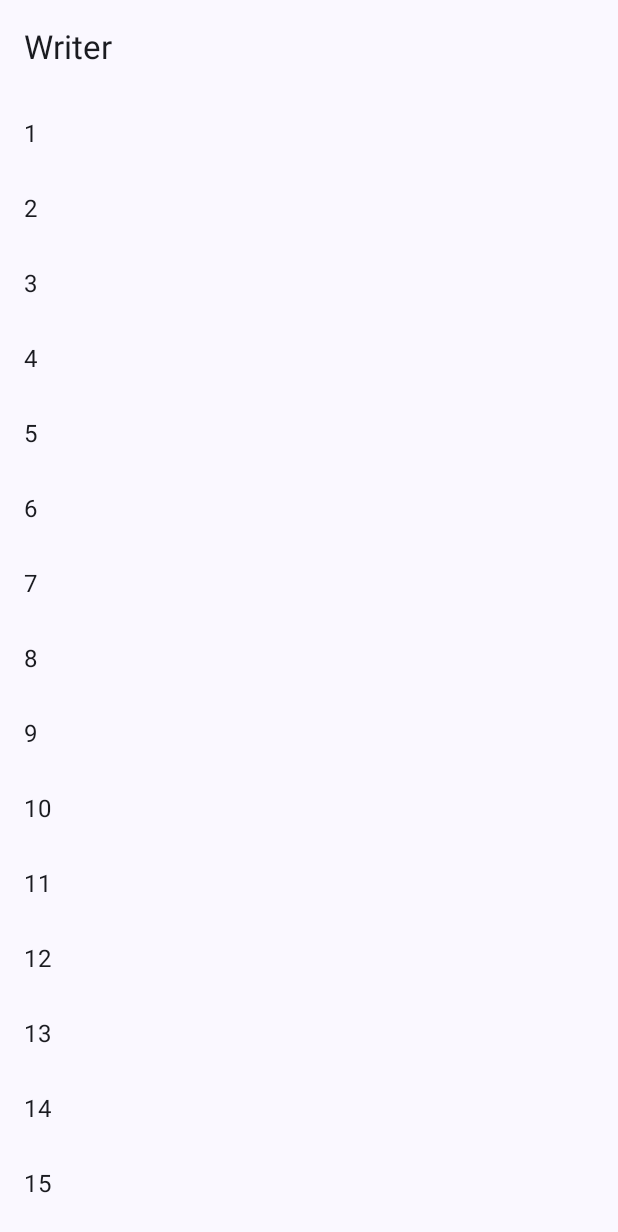
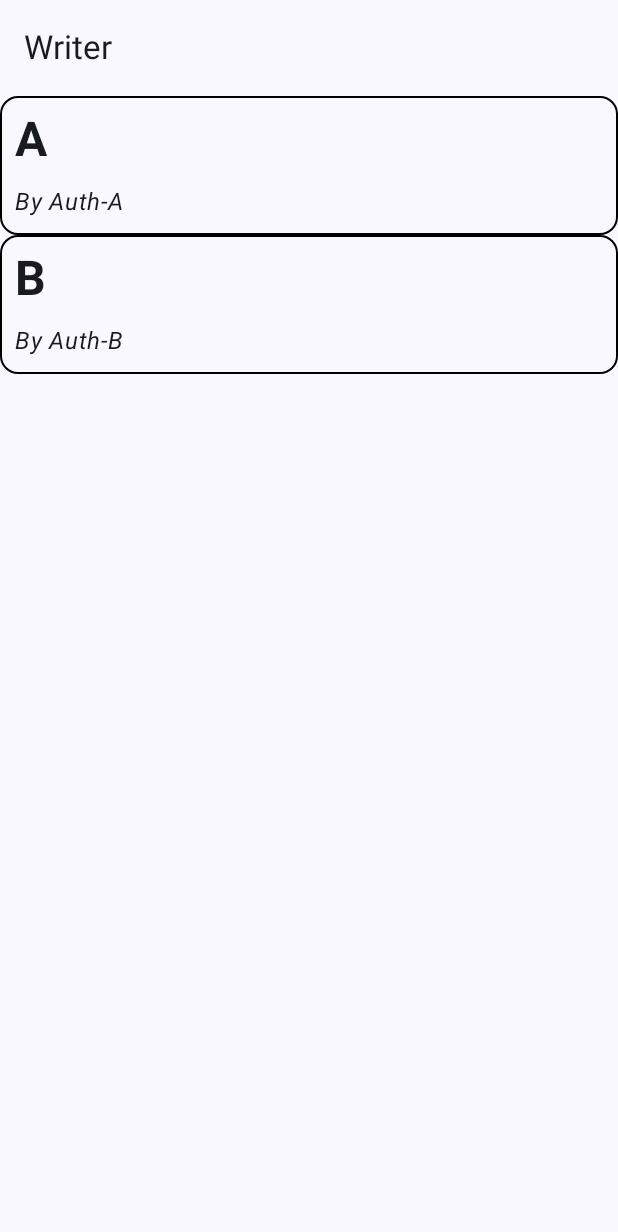
Before and after one commit to natchanon-space/infic-andrioid, an Android app built with Jetpack Compose: the WriterActivity screen opened directly, with no data from a screen before it, on a phone screen of 412 x 824 dp. Before the commit the part shown is almost empty. Shown: the top 1232 px of the screen. Run offline under Robolectric (Android 15) with nearby library versions, the phone set to English and light mode, and no system bars.

Commit message:
apply multi-selection for fiction

```diff
--- a/app/build.gradle.kts
+++ b/app/build.gradle.kts
@@ -70,7 +70,11 @@ dependencies {
     testImplementation("junit:junit:4.13.2")
     androidTestImplementation("androidx.test.ext:junit:1.1.5")
     androidTestImplementation("androidx.test.espresso:espresso-core:3.5.1")
-    androidTestImplementation(platform("androidx.compose:compose-bom:2023.03.00"))
+//    androidTestImplementation(platform("androidx.compose:compose-bom:2023.03.00"))
+//    implementation("androidx.compose.material3:material3:1.6.0-alpha01")
+    implementation(platform("androidx.compose:compose-bom:2023.10.01"))
+    implementation("androidx.compose.foundation:foundation:1.6.0-beta01") // newly added
+
     androidTestImplementation("androidx.compose.ui:ui-test-junit4")
     debugImplementation("androidx.compose.ui:ui-tooling")
     debugImplementation("androidx.compose.ui:ui-test-manifest")
--- /dev/null
+++ b/app/src/main/java/com/natch/app/infic/utils/ModifierExtension.kt
@@ -0,0 +1,11 @@
+package com.natch.app.infic.utils
+
+import androidx.compose.ui.Modifier
+
+fun Modifier.conditional(condition : Boolean, modifier : Modifier.() -> Modifier) : Modifier {
+    return if (condition) {
+        then(modifier(Modifier))
+    } else {
+        this
+    }
+}
--- a/app/src/main/java/com/natch/app/infic/writer/screen/SelectFictionScreen.kt
+++ b/app/src/main/java/com/natch/app/infic/writer/screen/SelectFictionScreen.kt
@@ -1,10 +1,10 @@
 package com.natch.app.infic.writer.screen
 
 import android.widget.Toast
-import androidx.compose.foundation.layout.Arrangement
-import androidx.compose.foundation.layout.Row
+import androidx.compose.foundation.layout.Box
 import androidx.compose.foundation.layout.fillMaxWidth
 import androidx.compose.foundation.layout.padding
+import androidx.compose.foundation.layout.width
 import androidx.compose.material.icons.Icons
 import androidx.compose.material.icons.filled.ArrowBack
 import androidx.compose.material.icons.filled.Delete
@@ -13,15 +13,20 @@ import androidx.compose.material3.Icon
 import androidx.compose.material3.IconButton
 import androidx.compose.material3.Scaffold
 import androidx.compose.material3.Text
-import androidx.compose.material3.TextButton
 import androidx.compose.material3.TopAppBar
 import androidx.compose.runtime.Composable
 import androidx.compose.runtime.mutableStateListOf
 import androidx.compose.runtime.remember
+import androidx.compose.runtime.saveable.rememberSaveable
+import androidx.compose.ui.Alignment
 import androidx.compose.ui.Modifier
+import androidx.compose.ui.platform.LocalConfiguration
 import androidx.compose.ui.platform.LocalContext
 import androidx.compose.ui.unit.dp
+import com.natch.app.infic.model.Fiction
 import com.natch.app.infic.model.FictionViewModel
+import com.natch.app.infic.utils.conditional
+import com.natch.app.infic.writer.component.FictionCard
 import com.natch.app.infic.writer.component.MultiSelectionList
 import com.natch.app.infic.writer.component.rememberMultiSelectionState
 
@@ -29,10 +34,12 @@ import com.natch.app.infic.writer.component.rememberMultiSelectionState
 @Composable
 fun SelectFictionScreen(viewModel: FictionViewModel) {
 
-    val numbers = (1..100).toMutableList()
-    val selectedItems = remember { mutableStateListOf<Int>() }
+    // val fictions = (1..100).toMutableList()
+    val fictions = remember { mutableStateListOf(Fiction("A", "Auth-A"), Fiction("B", "Auth-B")) }
+    val selectedItems = remember { mutableStateListOf<Fiction>() }
     val multiSelectionState = rememberMultiSelectionState()
     val context = LocalContext.current
+    val configuration = LocalConfiguration.current
 
     Scaffold(
         topBar = {
@@ -49,10 +56,8 @@ fun SelectFictionScreen(viewModel: FictionViewModel) {
                     },
                     actions = {
                         IconButton(onClick = {
-                            selectedItems.sort()
-                            selectedItems.reverse()
                             for (item in selectedItems) {
-                                numbers.remove(item)
+                                fictions.remove(item)
                             }
                             selectedItems.clear()
                         }) {
@@ -68,24 +73,35 @@ fun SelectFictionScreen(viewModel: FictionViewModel) {
         MultiSelectionList(
             modifier = Modifier.padding(top = it.calculateTopPadding()),
             state = multiSelectionState,
-            items = numbers,
+            items = fictions,
             selectedItems = selectedItems,
-            itemContent = {
-                Text(
-                    text = it.toString(),
-                    modifier = Modifier
-                        .fillMaxWidth()
-                        .padding(horizontal = 16.dp)
-                )
+            itemContent = {fiction ->
+                Box(
+                    modifier = Modifier.fillMaxWidth(),
+                    contentAlignment = Alignment.CenterStart
+                ) {
+                    FictionCard(
+                        fiction,
+                        modifier = Modifier
+                            .conditional(!multiSelectionState.isMultiSelectionModeEnabled) {
+                                fillMaxWidth()
+                            }
+                            .conditional(multiSelectionState.isMultiSelectionModeEnabled) {
+                                // TODO: this is static number, please change it
+                                width((configuration.screenWidthDp - 50).dp)
+                            }
+                    )
+                }
             },
-            key = { num ->
-                num
+            key = { fiction ->
+                fictions.indexOf(fiction)
             },
             onClick = {
                 if (multiSelectionState.isMultiSelectionModeEnabled) {
                     selectedItems.add(it)
                 } else {
-                    Toast.makeText(context, "Click $it", Toast.LENGTH_SHORT).show()
+                    // TODO: go to edit screen
+                    Toast.makeText(context, "Click ${it.title}", Toast.LENGTH_SHORT).show()
                 }
             }
         )
```
Also changed, not shown: app/src/main/java/com/natch/app/infic/utils/CustomRemember.kt (added, +27 -0 lines), app/src/main/java/com/natch/app/infic/writer/component/FictionCard.kt (+3 -4 lines).
